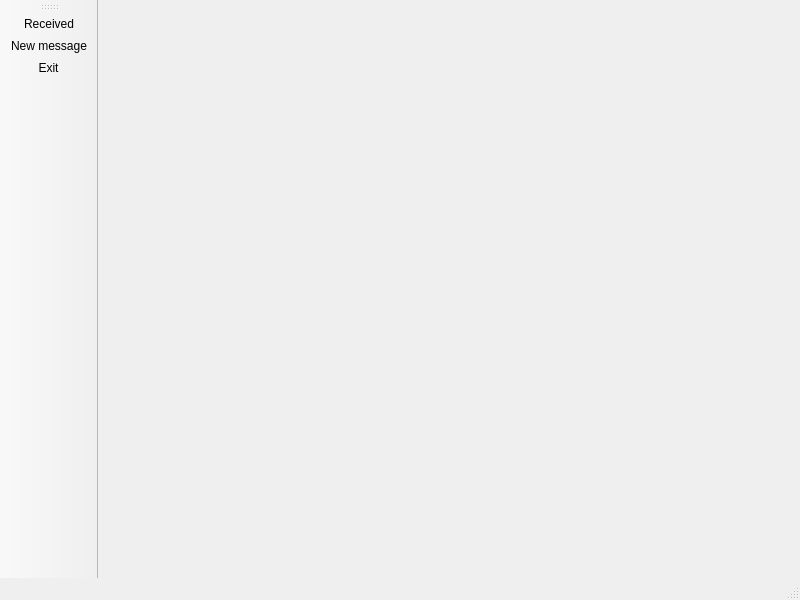
Above: Client_email/interface.ui from WTomaszW/SC2-projekt before the change. Below: the same form after it.
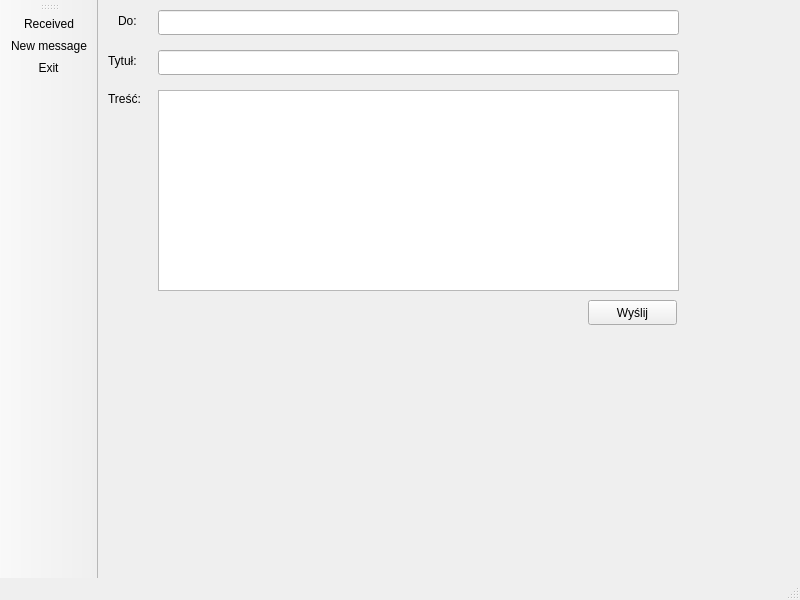
That is the form after the change. Icons and pictures are not drawn.

Diff of the .ui file:
```diff
--- a/Client_email/interface.ui
+++ b/Client_email/interface.ui
@@ -13,7 +13,93 @@
   <property name="windowTitle">
    <string>MainWindow</string>
   </property>
-  <widget class="QWidget" name="centralwidget"/>
+  <widget class="QWidget" name="centralwidget">
+   <widget class="QLabel" name="label_1">
+    <property name="geometry">
+     <rect>
+      <x>20</x>
+      <y>10</y>
+      <width>67</width>
+      <height>21</height>
+     </rect>
+    </property>
+    <property name="text">
+     <string>Do:</string>
+    </property>
+   </widget>
+   <widget class="QLineEdit" name="lineEdit">
+    <property name="geometry">
+     <rect>
+      <x>60</x>
+      <y>10</y>
+      <width>521</width>
+      <height>25</height>
+     </rect>
+    </property>
+   </widget>
+   <widget class="QLineEdit" name="lineEdit_2">
+    <property name="geometry">
+     <rect>
+      <x>60</x>
+      <y>50</y>
+      <width>521</width>
+      <height>25</height>
+     </rect>
+    </property>
+   </widget>
+   <widget class="QLabel" name="label_3">
+    <property name="geometry">
+     <rect>
+      <x>10</x>
+      <y>50</y>
+      <width>71</width>
+      <height>21</height>
+     </rect>
+    </property>
+    <property name="text">
+     <string>Tytuł:</string>
+    </property>
+   </widget>
+   <widget class="QLabel" name="label_2">
+    <property name="geometry">
+     <rect>
+      <x>10</x>
+      <y>90</y>
+      <width>67</width>
+      <height>17</height>
+     </rect>
+    </property>
+    <property name="text">
+     <string>Treść:</string>
+    </property>
+   </widget>
+   <widget class="QPushButton" name="pushButton">
+    <property name="geometry">
+     <rect>
+      <x>490</x>
+      <y>300</y>
+      <width>89</width>
+      <height>25</height>
+     </rect>
+    </property>
+    <property name="text">
+     <string>Wyślij</string>
+    </property>
+   </widget>
+   <widget class="QPlainTextEdit" name="plainTextEdit">
+    <property name="geometry">
+     <rect>
+      <x>60</x>
+      <y>90</y>
+      <width>521</width>
+      <height>201</height>
+     </rect>
+    </property>
+    <property name="plainText">
+     <string/>
+    </property>
+   </widget>
+  </widget>
   <widget class="QToolBar" name="toolBar">
    <property name="windowTitle">
     <string>toolBar</string>
```
Left out of the diff: 6 changed lines with no effect on the pictures.
